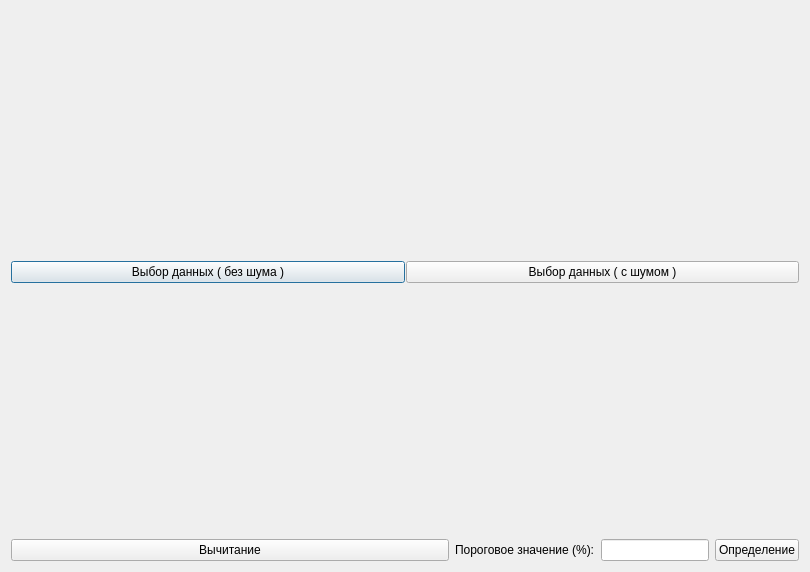
The window that gui.ui (SkorEgor/scientific_work_in_python) describes before a commit, drawn with Qt 5.
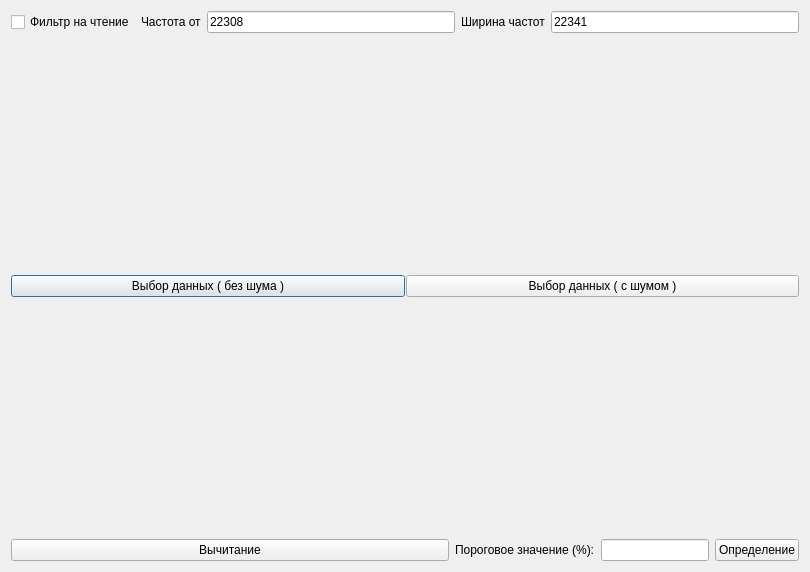
The same window after the commit.

Commit message: read_filter

What changed in the file:
```diff
--- a/gui.ui
+++ b/gui.ui
@@ -13,7 +13,56 @@
   <property name="windowTitle">
    <string>Dialog</string>
   </property>
-  <layout class="QVBoxLayout" name="verticalLayout_2" stretch="1,0,1,0">
+  <layout class="QVBoxLayout" name="verticalLayout_2" stretch="0,1,0,1,0">
+   <item>
+    <layout class="QHBoxLayout" name="horizontalLayout_3">
+     <item>
+      <layout class="QHBoxLayout" name="horizontalLayout_4">
+       <item>
+        <widget class="QCheckBox" name="checkBox">
+         <property name="text">
+          <string>Фильтр на чтение</string>
+         </property>
+        </widget>
+       </item>
+       <item>
+        <widget class="QLabel" name="label_2">
+         <property name="text">
+          <string>Частота от</string>
+         </property>
+        </widget>
+       </item>
+       <item>
+        <widget class="QLineEdit" name="lineEdit_threshold_2">
+         <property name="text">
+          <string>22308</string>
+         </property>
+         <property name="readOnly">
+          <bool>false</bool>
+         </property>
+        </widget>
+       </item>
+       <item>
+        <widget class="QLabel" name="label_3">
+         <property name="text">
+          <string>Ширина частот</string>
+         </property>
+        </widget>
+       </item>
+       <item>
+        <widget class="QLineEdit" name="lineEdit_threshold_3">
+         <property name="text">
+          <string>22341</string>
+         </property>
+         <property name="readOnly">
+          <bool>false</bool>
+         </property>
+        </widget>
+       </item>
+      </layout>
+     </item>
+    </layout>
+   </item>
    <item>
     <widget class="QWidget" name="plotWindow" native="true">
      <layout class="QVBoxLayout" name="plotLayout"/>
```
The commit also changes 2 other files.
